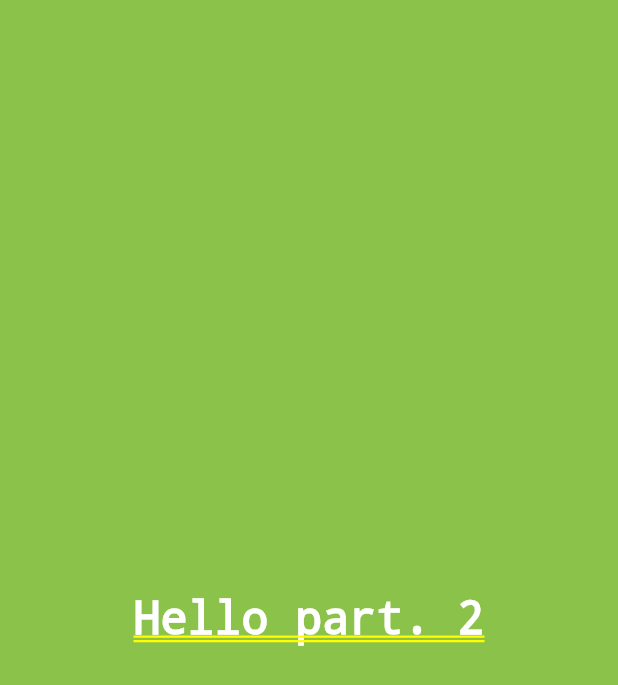
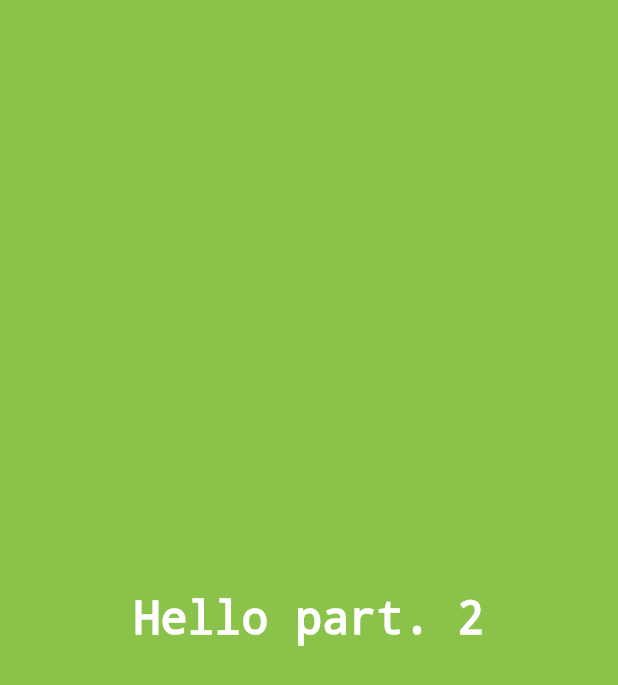
Before and after one commit to ralphZero/flutter_app, a Flutter app: the screen it shows after launch, on a phone screen of 412 x 824 dp. Shown: the top 685 px of the screen. Run offline on Flutter 3.47's test engine with Material 2 defaults, Android fonts, the phone set to English and light mode, and no system bars.

Commit message:
Exploring widgets

```diff
--- a/lib/app_screens/home.dart
+++ b/lib/app_screens/home.dart
@@ -15,8 +15,9 @@ class Home extends StatelessWidget{
           "Hello part. 2",
           textDirection: TextDirection.ltr,
           style: TextStyle(
+              decoration: TextDecoration.none,
               color: Colors.white,
-              fontSize: 30.0
+              fontSize: 30.0,
           ),
         ),
       ),
```
